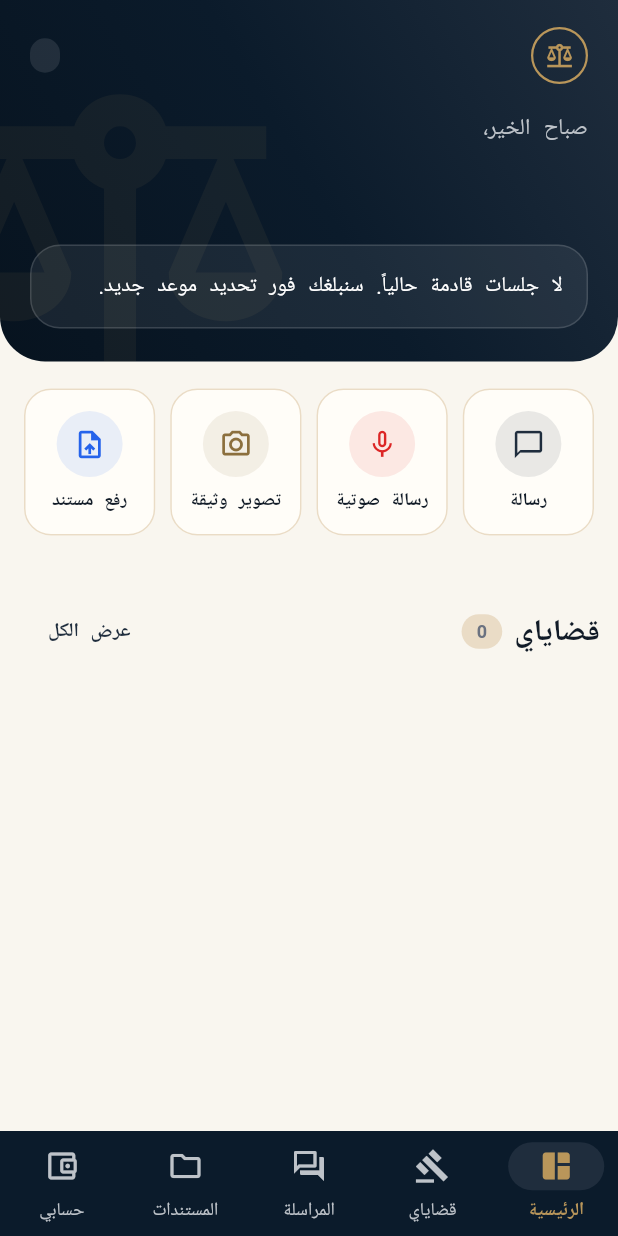
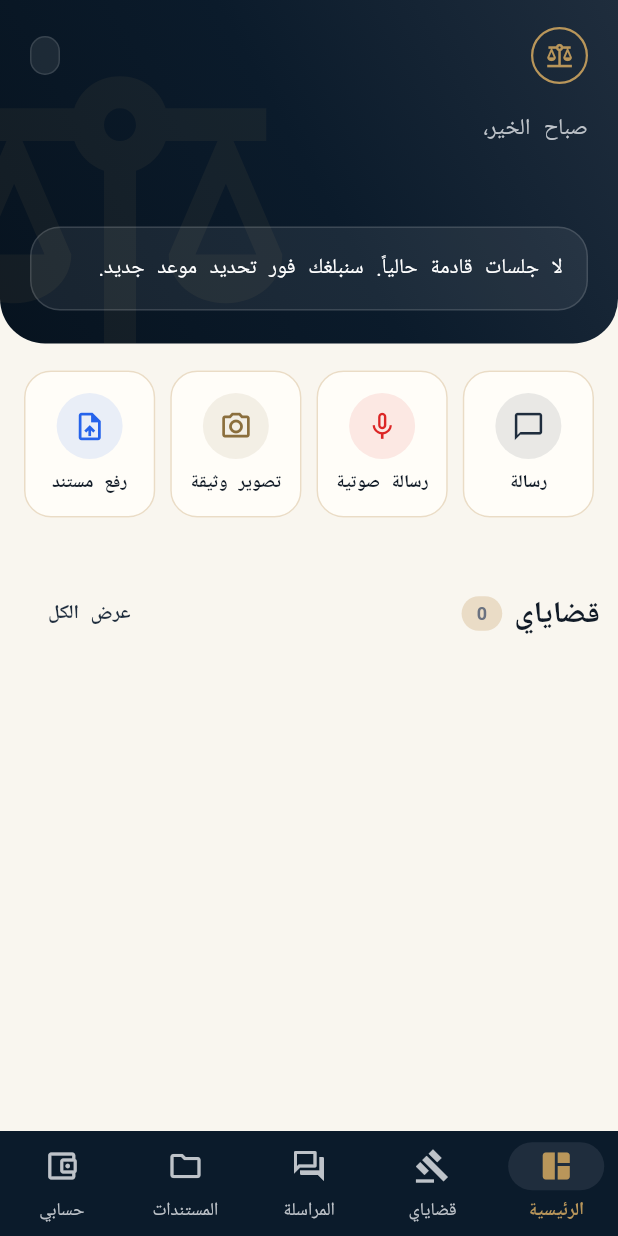
Before and after one commit to matrixtuner9-cyber/law-foundation, a Flutter app: the Shell screen opened directly with empty values, on a phone screen of 412 x 824 dp. Run offline on Flutter 3.47's test engine with Material 3 defaults, Android fonts, the phone set to English and light mode, and no system bars; our stand-ins replace app_links, audioplayers, cross_file, file_picker, flutter_local_notifications, google_fonts and 3 more; missing offline and left inert: dart:js_interop, flutter_background_service, record; accounts and stored records are empty; Roboto replaces fonts that are missing (Cairo).

Commit message:
تطبيق الموكل: إعادة رأس الشاشة الرئيسية لتصميمه، وبطاقة مستقلة للمحامي المسؤول بصورته وزر المراسلة، ومنع تداخل سطر الجلسة القادمة على الشاشات الضيقة
Co-Authored-By: Claude Opus 5.5 <noreply@anthropic.com>
Claude-Session: https://claude.ai/code/session_01VYKzt29RVVuxCy8ToxrDG3

```diff
--- a/office/mithaq_portal/lib/home.dart
+++ b/office/mithaq_portal/lib/home.dart
@@ -29,6 +29,8 @@ class HomeTab extends StatelessWidget {
               padding: const EdgeInsets.fromLTRB(16, 18, 16, 0),
               sliver: SliverToBoxAdapter(child: _QuickActions(onGo: onGo)),
             ),
+            if ('${store.office['lawyer'] ?? ''}'.isNotEmpty)
+              SliverPadding(padding: const EdgeInsets.fromLTRB(16, 14, 16, 0), sliver: SliverToBoxAdapter(child: _LawyerCard(onChat: () => onGo(2)))),
             const SliverPadding(padding: EdgeInsets.fromLTRB(16, 14, 16, 0), sliver: SliverToBoxAdapter(child: PushPrompt())),
             _title('قضاياي', '${store.cases.length}', () => onGo(1)),
             SliverPadding(
@@ -127,33 +129,28 @@ class _Hero extends StatelessWidget {
               const SizedBox(width: 10),
               Expanded(
                   child: Text('${store.office['name'] ?? ''}',
-                      style: MQ.body(12, color: MQ.soft), maxLines: 1, overflow: TextOverflow.ellipsis)),
-              Chip2('${store.client['code'] ?? ''}', bg: Colors.white.withValues(alpha: .1), fg: Colors.white, mono: true),
+                      style: MQ.body(12.5, color: MQ.soft, height: 1.35), maxLines: 2, overflow: TextOverflow.ellipsis)),
+              const SizedBox(width: 8),
+              Container(
+                padding: const EdgeInsets.symmetric(horizontal: 9, vertical: 4),
+                decoration: BoxDecoration(color: Colors.white.withValues(alpha: .08), borderRadius: BorderRadius.circular(20), border: Border.all(color: Colors.white.withValues(alpha: .12))),
+                child: Text('${store.client['code'] ?? ''}', style: MQ.mono(11, color: MQ.soft)),
+              ),
             ]),
             const SizedBox(height: 18),
             Text('${greeting()}،', style: MQ.body(15, color: MQ.soft)),
             Text(store.firstName, style: MQ.display(32, color: Colors.white), maxLines: 2),
-            const SizedBox(height: 12),
-            if ('${store.office['lawyer'] ?? ''}'.isNotEmpty)
-              Row(children: [
-                const LawyerAvatar(size: 40),
-                const SizedBox(width: 10),
-                Expanded(
-                    child: Column(crossAxisAlignment: CrossAxisAlignment.start, children: [
-                  Text('محاميك', style: MQ.body(11.5, color: MQ.soft)),
-                  Text('${store.office['lawyer']}', style: MQ.body(15, color: Colors.white, weight: FontWeight.w700), maxLines: 1, overflow: TextOverflow.ellipsis),
-                ])),
-              ]),
             const SizedBox(height: 16),
             if (next == null)
               _glass(Text('لا جلسات قادمة حالياً. سنبلغك فور تحديد موعد جديد.', style: MQ.body(14, color: Colors.white)))
             else
               _glass(Column(crossAxisAlignment: CrossAxisAlignment.start, children: [
-                Row(children: [
-                  Text('جلستك القادمة', style: MQ.body(12, color: MQ.soft)),
-                  const Spacer(),
-                  Text('${fmtDate(next!.t)} · ', style: MQ.body(12, color: Colors.white)),
-                  Text(next!.h['time'], style: MQ.mono(12, color: Colors.white)),
+                Text('جلستك القادمة', style: MQ.body(12, color: MQ.soft)),
+                const SizedBox(height: 2),
+                Wrap(crossAxisAlignment: WrapCrossAlignment.center, children: [
+                  Text(fmtDate(next!.t), style: MQ.body(14, color: Colors.white, weight: FontWeight.w700)),
+                  Text('  ·  ', style: MQ.body(14, color: MQ.soft)),
+                  Text('${next!.h['time']}', style: MQ.mono(14, color: MQ.brassHi)),
                 ]),
                 const SizedBox(height: 10),
                 Countdown(target: next!.t),
@@ -232,6 +229,39 @@ class _CountdownState extends State<Countdown> {
       ],
     ]);
   }
+}
+
+/* ── بطاقة المحامي المسؤول: صورته واسمه وزر المراسلة ── */
+class _LawyerCard extends StatelessWidget {
+  const _LawyerCard({required this.onChat});
+  final VoidCallback onChat;
+  @override
+  Widget build(BuildContext context) => Panel(
+        padding: const EdgeInsets.fromLTRB(14, 14, 14, 14),
+        onTap: onChat,
+        child: Row(children: [
+          const LawyerAvatar(size: 58, dark: false),
+          const SizedBox(width: 14),
+          Expanded(
+            child: Column(crossAxisAlignment: CrossAxisAlignment.start, children: [
+              Text('محاميك المسؤول', style: MQ.body(12, color: MQ.muted)),
+              const SizedBox(height: 2),
+              Text('${store.office['lawyer']}', style: MQ.display(19), maxLines: 2, overflow: TextOverflow.ellipsis),
+              if ('${store.office['hours'] ?? ''}'.isNotEmpty) ...[
+                const SizedBox(height: 4),
+                Text('${store.office['hours']}', style: MQ.body(12, color: MQ.muted), maxLines: 1, overflow: TextOverflow.ellipsis),
+              ],
+            ]),
+          ),
+          const SizedBox(width: 8),
+          FilledButton.icon(
+            onPressed: onChat,
+            style: FilledButton.styleFrom(padding: const EdgeInsets.symmetric(horizontal: 14, vertical: 10), minimumSize: const Size(0, 40)),
+            icon: const Icon(Icons.chat_bubble_outline, size: 18),
+            label: const Text('راسله'),
+          ),
+        ]),
+      );
 }
 
 /* ── أزرار سريعة ── */
```
